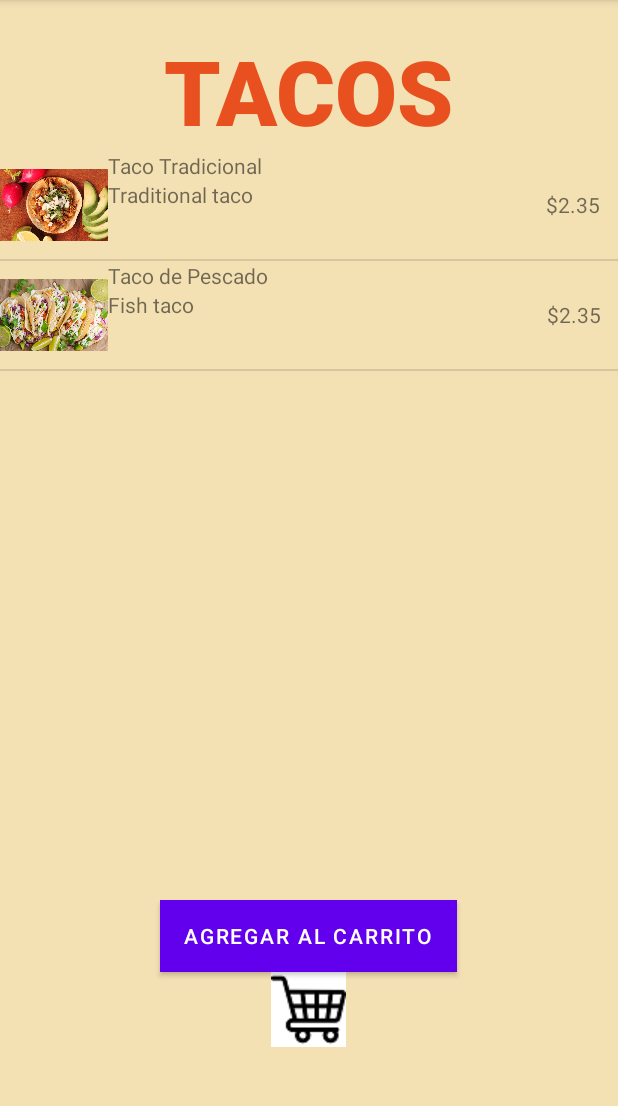
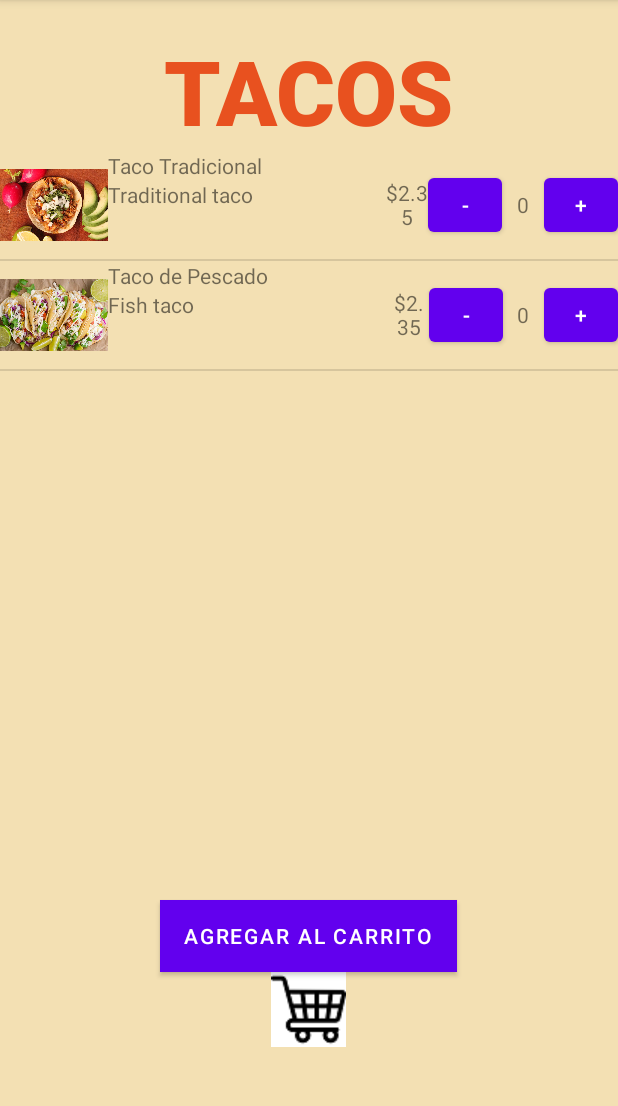
Before and after one commit to iTzTorero/TaqueriaPortales, an Android app: the ComidasActivity screen opened directly, with no data from a screen before it, on a phone screen of 412 x 824 dp, the part 84-1190 px from its top. Run offline under Robolectric (Android 15) with nearby library versions, the phone set to English and light mode, and no system bars; 4 statements that could not run were skipped.

Commit message:
modificaciones a comidas activity

```diff
--- a/app/src/main/res/layout/comida_view.xml
+++ b/app/src/main/res/layout/comida_view.xml
@@ -38,4 +38,28 @@
         android:gravity="center"
         android:text="$5.00"/>
 
+    <Button
+        android:id="@+id/btnQuitarCantidad"
+        android:layout_width="49dp"
+        android:layout_height="wrap_content"
+        android:layout_gravity="center"
+        android:gravity="center"
+        android:text="-" />
+
+    <TextView
+        android:id="@+id/tv_cantidadComidaView"
+        android:layout_width="0dp"
+        android:layout_weight="1"
+        android:layout_height="match_parent"
+        android:gravity="center"
+        android:text="@string/cantidadComidaView"/>
+
+    <Button
+        android:id="@+id/btnAgregarCantidad"
+        android:layout_width="49dp"
+        android:layout_height="wrap_content"
+        android:layout_gravity="center"
+        android:gravity="center"
+        android:text="+" />
+
 </LinearLayout>
--- a/app/src/main/res/values/strings.xml
+++ b/app/src/main/res/values/strings.xml
@@ -122,5 +122,6 @@
     <string name="cantidad">0</string>
     <string name="precioProducto">0</string>
     <string name="precioTotal">0</string>
+    <string name="cantidadComidaView">0</string>
 
 </resources>
```
Also changed, not shown: app/src/main/java/examen2/moviles/taqueriaportales/ComidasActivity.kt (+24 -0 lines).
